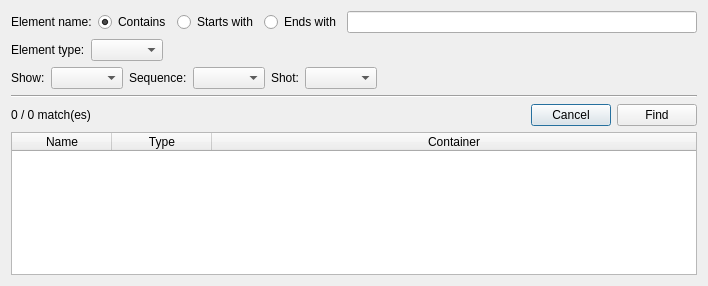
Above: ui/find.ui from sashaouellet/Helix before the change. Below: the same form after it.
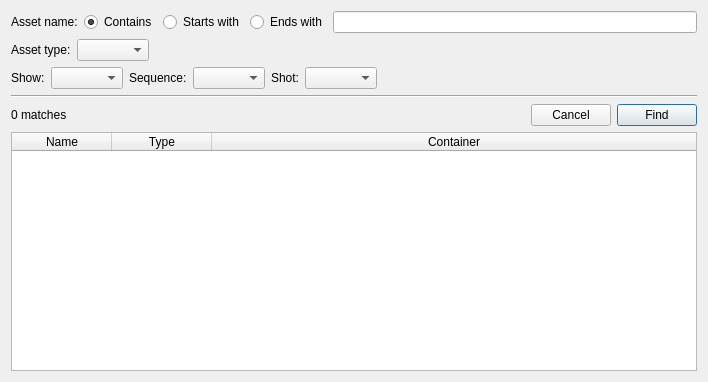
That is the form after the change.

The edit to the form file:
```diff
--- a/ui/find.ui
+++ b/ui/find.ui
@@ -7,7 +7,7 @@
     <x>0</x>
     <y>0</y>
     <width>708</width>
-    <height>286</height>
+    <height>382</height>
    </rect>
   </property>
   <property name="windowTitle">
@@ -19,7 +19,7 @@
      <item>
       <widget class="QLabel" name="label_2">
        <property name="text">
-        <string>Element name:</string>
+        <string>Asset name:</string>
        </property>
       </widget>
      </item>
@@ -57,7 +57,7 @@
      <item>
       <widget class="QLabel" name="label">
        <property name="text">
-        <string>Element type:</string>
+        <string>Asset type:</string>
        </property>
       </widget>
      </item>
@@ -138,7 +138,7 @@
      <item>
       <widget class="QLabel" name="LBL_status">
        <property name="text">
-        <string>0 / 0 match(es)</string>
+        <string>0 matches</string>
        </property>
       </widget>
      </item>
@@ -160,6 +160,9 @@
        <property name="text">
         <string>Cancel</string>
        </property>
+       <property name="autoDefault">
+        <bool>false</bool>
+       </property>
       </widget>
      </item>
      <item>
@@ -167,6 +170,12 @@
        <property name="text">
         <string>Find</string>
        </property>
+       <property name="autoDefault">
+        <bool>false</bool>
+       </property>
+       <property name="default">
+        <bool>true</bool>
+       </property>
       </widget>
      </item>
     </layout>
```
Left out of the diff: 2 changed lines with no effect on the pictures.
